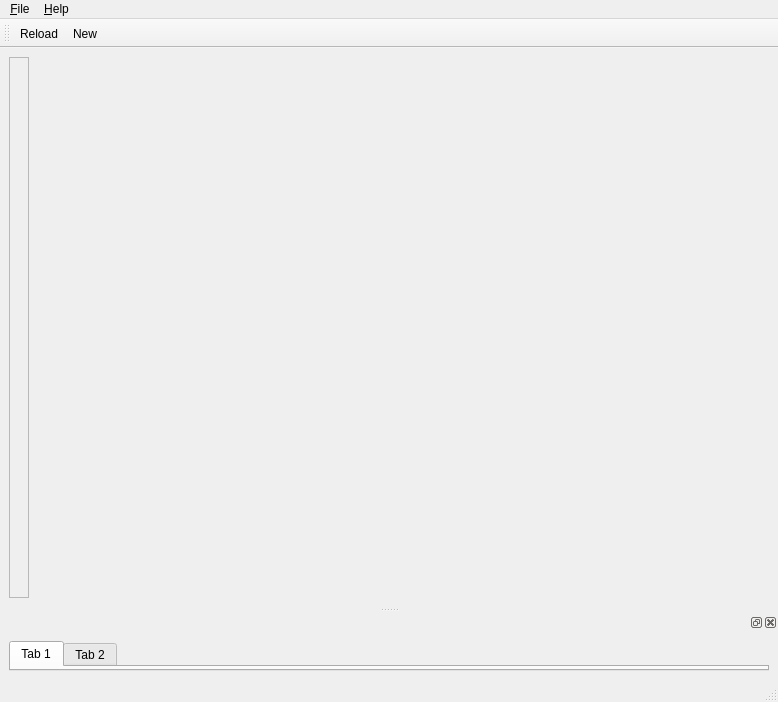
patrickhartling/maestro, file ClusterControl/ClusterControlBase.ui: the form before one commit.
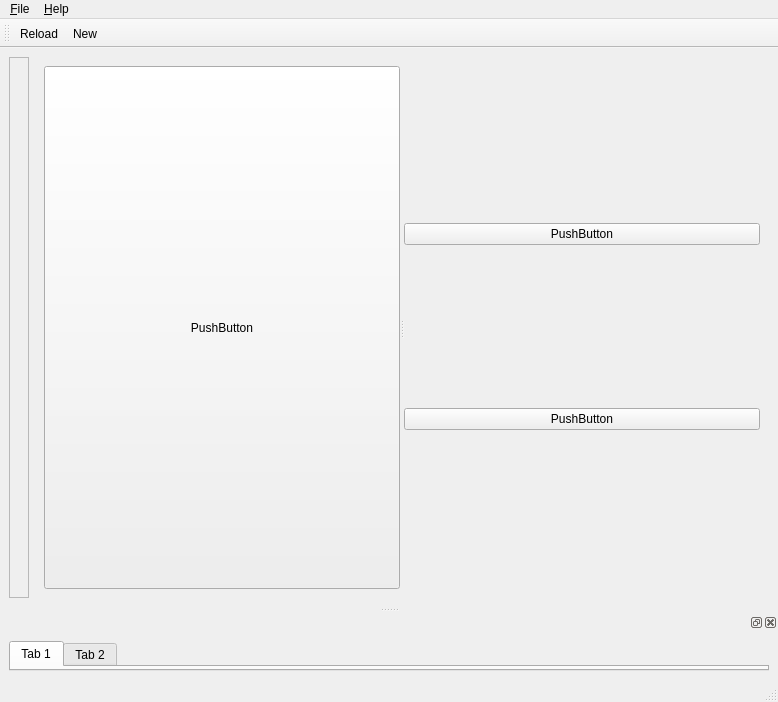
The form after the commit.

Commit message: - Get layouts working the way I want them to again.

```diff
--- a/ClusterControl/ClusterControlBase.ui
+++ b/ClusterControl/ClusterControlBase.ui
@@ -16,7 +16,7 @@
    <string>Infiscape Cluster Control</string>
   </property>
   <widget class="QWidget" name="centralwidget" >
-   <layout class="QVBoxLayout" >
+   <layout class="QHBoxLayout" >
     <property name="margin" >
      <number>9</number>
     </property>
@@ -51,7 +51,68 @@
       </item>
       <item>
        <widget class="QStackedWidget" name="mStack" >
-        <widget class="QWidget" name="page" />
+        <property name="sizePolicy" >
+         <sizepolicy>
+          <hsizetype>1</hsizetype>
+          <vsizetype>1</vsizetype>
+          <horstretch>0</horstretch>
+          <verstretch>0</verstretch>
+         </sizepolicy>
+        </property>
+        <widget class="QWidget" name="page" >
+         <property name="sizePolicy" >
+          <sizepolicy>
+           <hsizetype>5</hsizetype>
+           <vsizetype>5</vsizetype>
+           <horstretch>0</horstretch>
+           <verstretch>0</verstretch>
+          </sizepolicy>
+         </property>
+         <layout class="QVBoxLayout" >
+          <property name="margin" >
+           <number>9</number>
+          </property>
+          <property name="spacing" >
+           <number>6</number>
+          </property>
+          <item>
+           <widget class="QSplitter" name="splitter" >
+            <property name="orientation" >
+             <enum>Qt::Horizontal</enum>
+            </property>
+            <widget class="QPushButton" name="pushButton" >
+             <property name="text" >
+              <string>PushButton</string>
+             </property>
+            </widget>
+            <widget class="QWidget" name="widget" >
+             <layout class="QVBoxLayout" >
+              <property name="margin" >
+               <number>0</number>
+              </property>
+              <property name="spacing" >
+               <number>6</number>
+              </property>
+              <item>
+               <widget class="QPushButton" name="pushButton_3" >
+                <property name="text" >
+                 <string>PushButton</string>
+                </property>
+               </widget>
+              </item>
+              <item>
+               <widget class="QPushButton" name="pushButton_2" >
+                <property name="text" >
+                 <string>PushButton</string>
+                </property>
+               </widget>
+              </item>
+             </layout>
+            </widget>
+           </widget>
+          </item>
+         </layout>
+        </widget>
        </widget>
       </item>
      </layout>
```
Left out of the diff: 13 changed lines with no effect on the pictures. The commit also changes 5 other files.
